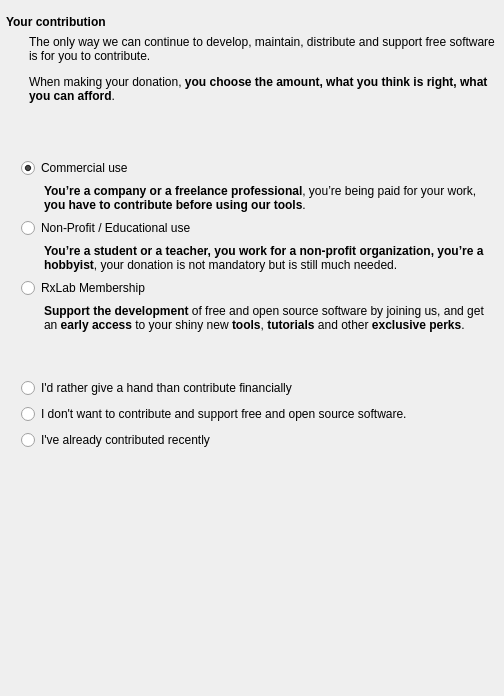
This is packages/org.rxlaboratory.ifw.maintenancetool/meta/finishWidget.ui in RxLaboratory/Ramses-Installer as Qt 5 draws it before an edit. The edited form follows.
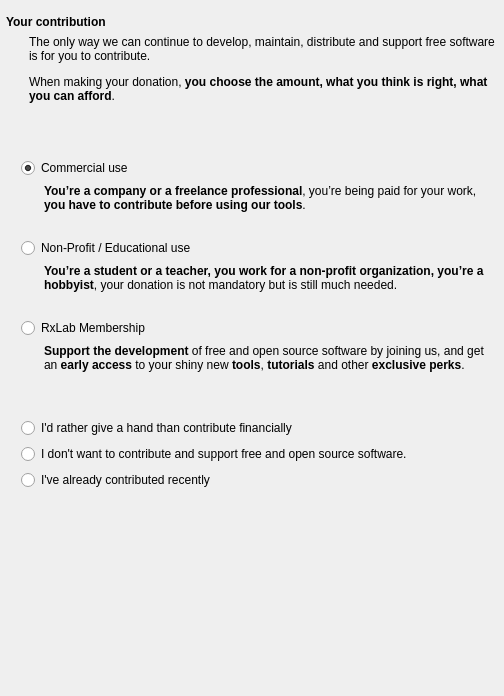
This is the edited form.

```diff
--- a/packages/org.rxlaboratory.ifw.maintenancetool/meta/finishWidget.ui
+++ b/packages/org.rxlaboratory.ifw.maintenancetool/meta/finishWidget.ui
@@ -78,7 +78,7 @@
       <item>
        <widget class="QLabel" name="label_3">
         <property name="styleSheet">
-         <string notr="true">margin-left: 20px;</string>
+         <string notr="true">margin-left: 20px; margin-bottom: 20px;</string>
         </property>
         <property name="text">
          <string>&lt;html&gt;&lt;head/&gt;&lt;body&gt;&lt;p&gt;&lt;span style=&quot; font-weight:700;&quot;&gt;You’re a company or a freelance professional&lt;/span&gt;, you’re being paid for your work, &lt;span style=&quot; font-weight:700;&quot;&gt;you have to contribute before using our tools&lt;/span&gt;.&lt;/p&gt;&lt;/body&gt;&lt;/html&gt;</string>
@@ -98,7 +98,7 @@
       <item>
        <widget class="QLabel" name="label_4">
         <property name="styleSheet">
-         <string notr="true">margin-left: 20px;</string>
+         <string notr="true">margin-left: 20px;  margin-bottom: 20px;</string>
         </property>
         <property name="text">
          <string>&lt;html&gt;&lt;head/&gt;&lt;body&gt;&lt;p&gt;&lt;span style=&quot; font-weight:700;&quot;&gt;You’re a student or a teacher, you work for a non-profit organization, you’re a hobbyist&lt;/span&gt;, your donation is not mandatory but is still much needed.&lt;/p&gt;&lt;/body&gt;&lt;/html&gt;</string>
```
